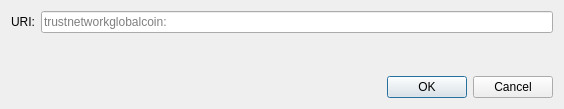
Above: src/qt/forms/openuridialog.ui from tngc-one/tngcoin before the change. Below: the same form after it.
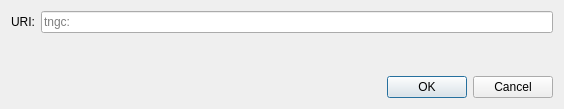
That is the form after the change. Custom widgets are drawn as their Qt base class.

Commit message: tngc coin creation

Patch:
```diff
--- a/src/qt/forms/openuridialog.ui
+++ b/src/qt/forms/openuridialog.ui
@@ -26,7 +26,7 @@
      <item>
       <widget class="QValidatedLineEdit" name="uriEdit">
        <property name="placeholderText">
-        <string notr="true">trustnetworkglobalcoin:</string>
+        <string notr="true">tngc:</string>
        </property>
       </widget>
      </item>
```
Left out of the diff: 2 changed lines with no effect on the pictures. The commit also changes 2359 other files.
